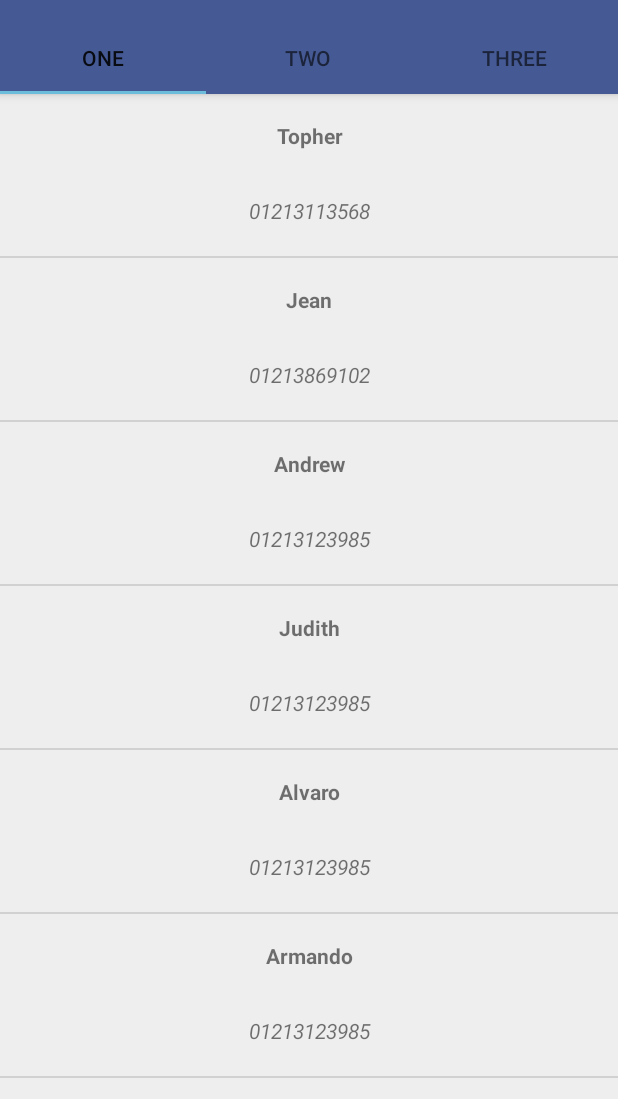
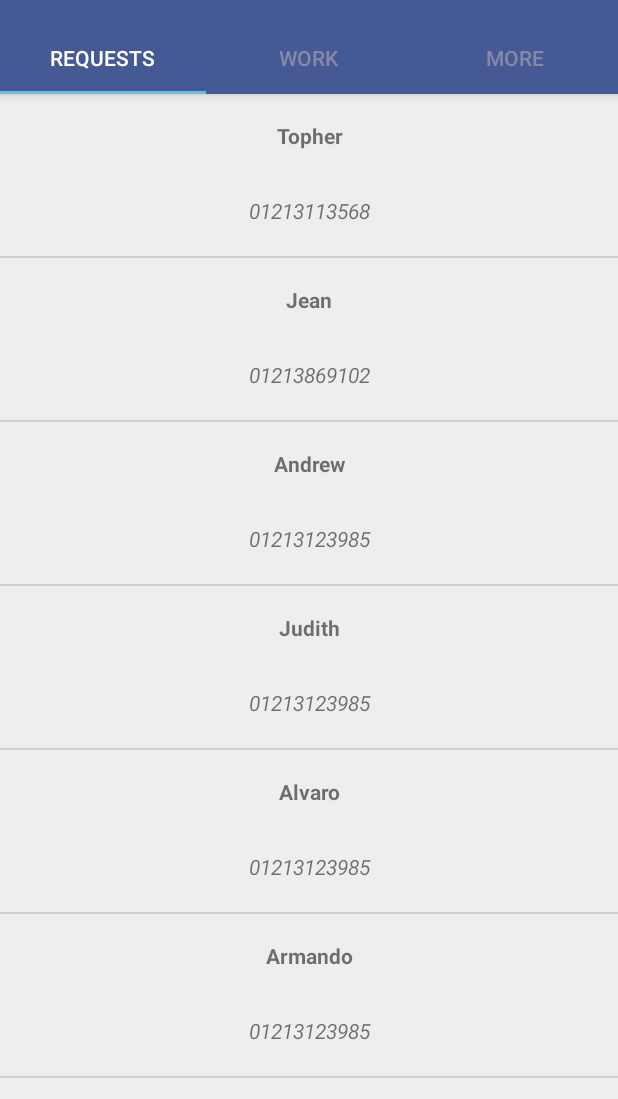
Before and after one commit to Jud18/AppDesarrolladores, an Android app: the screen it shows after launch (Home), after a tap on "INICIAR SESIÓN", on a phone screen of 412 x 824 dp, the part 62-1161 px from its top. Run offline under Robolectric (Android 15) with nearby library versions, the phone set to English and light mode, and no system bars.

Commit message:
Pantalla de carga al inicio de la app, más color de las tab para que resalten mejor.

```diff
--- a/app/src/main/AndroidManifest.xml
+++ b/app/src/main/AndroidManifest.xml
@@ -10,13 +10,15 @@
         android:label="@string/app_name"
         android:supportsRtl="true"
         android:theme="@style/MyMaterialTheme" >
-        <activity android:name=".Login">
+        <activity android:name=".SplashActivity"
+            android:theme="@style/SplashTheme">
             <intent-filter>
                 <action android:name="android.intent.action.MAIN" />
 
                 <category android:name="android.intent.category.LAUNCHER" />
             </intent-filter>
         </activity>
+        <activity android:name=".Login"></activity>
         <activity android:name=".Home"></activity>
     </application>
 
--- a/app/src/main/java/com/admin/proyectos/appdesarrolladores/Home.java
+++ b/app/src/main/java/com/admin/proyectos/appdesarrolladores/Home.java
@@ -1,5 +1,6 @@
 package com.admin.proyectos.appdesarrolladores;
 
+import android.graphics.Color;
 import android.os.Bundle;
 import android.support.design.widget.TabLayout;
 import android.support.v4.app.Fragment;
@@ -33,13 +34,16 @@ public class Home extends AppCompatActivity {
 
         tabLayout = (TabLayout) findViewById(R.id.tab_layout);
         tabLayout.setupWithViewPager(viewPager);
+
+        tabLayout.setSelectedTabIndicatorColor(Color.parseColor("#6cbcdc"));
+        tabLayout.setTabTextColors(Color.parseColor("#8788a9"), Color.parseColor("#FFFFFF"));
     }
 
     private void setupViewPager(ViewPager viewPager) {
         ViewPagerAdapter adapter = new ViewPagerAdapter(getSupportFragmentManager());
-        adapter.addFragment(new FragPeticiones(), "ONE");
-        adapter.addFragment(new FragPeticiones(), "TWO");
-        adapter.addFragment(new FragPeticiones(), "THREE");
+        adapter.addFragment(new FragPeticiones(), "REQUESTS");
+        adapter.addFragment(new FragPeticiones(), "WORK");
+        adapter.addFragment(new FragPeticiones(), "MORE");
         viewPager.setAdapter(adapter);
     }
 
--- /dev/null
+++ b/app/src/main/java/com/admin/proyectos/appdesarrolladores/SplashActivity.java
@@ -0,0 +1,16 @@
+package com.admin.proyectos.appdesarrolladores;
+
+import android.content.Intent;
+import android.os.Bundle;
+import android.support.v7.app.AppCompatActivity;
+
+public class SplashActivity extends AppCompatActivity {
+    @Override
+    protected void onCreate(Bundle savedInstanceState) {
+        super.onCreate(savedInstanceState);
+        // Start home activity
+        startActivity(new Intent(SplashActivity.this, Login.class));
+        // close splash activity
+        finish();
+    }
+}
--- a/app/src/main/res/values/styles.xml
+++ b/app/src/main/res/values/styles.xml
@@ -20,4 +20,9 @@
         <item name="colorAccent">@color/colorAccent</item>
     </style>
 
+    <!-- Splash Screen theme. -->
+    <style name="SplashTheme" parent="Theme.AppCompat.NoActionBar">
+        <item name="android:windowBackground">@drawable/img_login</item>
+    </style>
+
 </resources>
```
